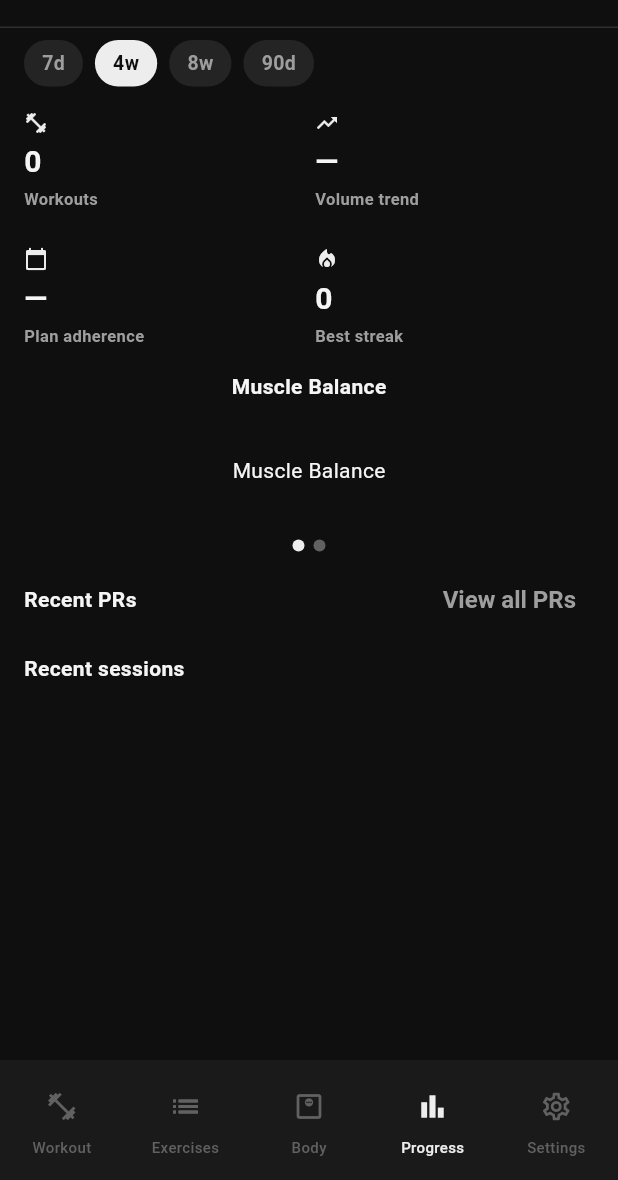
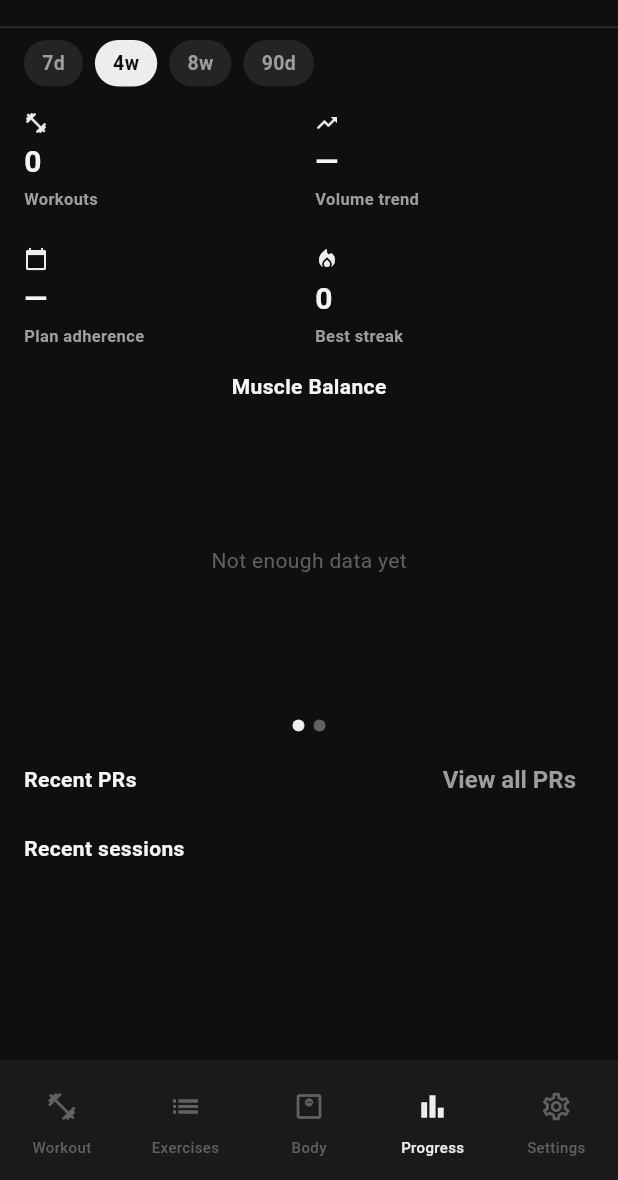
Before and after one commit to BattleBiscuit/prsonal, a Flutter app: the screen it shows after launch, item 4 of the bottom bar chosen, on a phone screen of 412 x 824 dp, the part 56-1236 px from its top. Run offline on Flutter 3.47's test engine with Material 3 defaults, Android fonts, the phone set to English and light mode, and no system bars; our stand-ins replace drift, drift_flutter, fl_chart, flutter_local_notifications, flutter_riverpod, go_router and 4 more; accounts and stored records are empty; generated files the repository leaves out were written again.

Commit message:
chart fix

```diff
--- a/prsonal_app/lib/screens/progress_screen.dart
+++ b/prsonal_app/lib/screens/progress_screen.dart
@@ -8,7 +8,9 @@ import '../theme/app_colors.dart';
 import '../theme/app_spacing.dart';
 import '../widgets/chart_slider_widget.dart';
 import '../widgets/pr_row_widget.dart';
+import '../widgets/radar_chart_widget.dart';
 import '../widgets/stat_card_widget.dart';
+import '../widgets/volume_chart_widget.dart';
 
 class ProgressScreen extends ConsumerWidget {
   const ProgressScreen({super.key});
@@ -113,16 +115,23 @@ class ProgressScreen extends ConsumerWidget {
               error: (e, _) => Text('Error: $e'),
             ),
             const SizedBox(height: 8),
-            // Chart slider — compact height
-            SizedBox(
-              height: 120,
-              child: ChartSlider(
-                titles: const ['Muscle Balance', 'Volume'],
-                pages: [
-                  const Center(child: Text('Muscle Balance')),
-                  const Center(child: Text('Volume')),
-                ],
+            // Chart slider — muscle balance + volume
+            summaryAsync.when(
+              data: (summary) => SizedBox(
+                height: 240,
+                child: ChartSlider(
+                  titles: const ['Muscle Balance', 'Volume'],
+                  pages: [
+                    MuscleRadarChart(data: summary.muscleBalance),
+                    VolumeChart(data: summary.sessionVolumes),
+                  ],
+                ),
               ),
+              loading: () => const SizedBox(
+                height: 240,
+                child: Center(child: CircularProgressIndicator()),
+              ),
+              error: (e, _) => Text('Error: $e'),
             ),
             const SizedBox(height: 8),
             // Recent PRs
```
Also changed, not shown: 1 other file.
